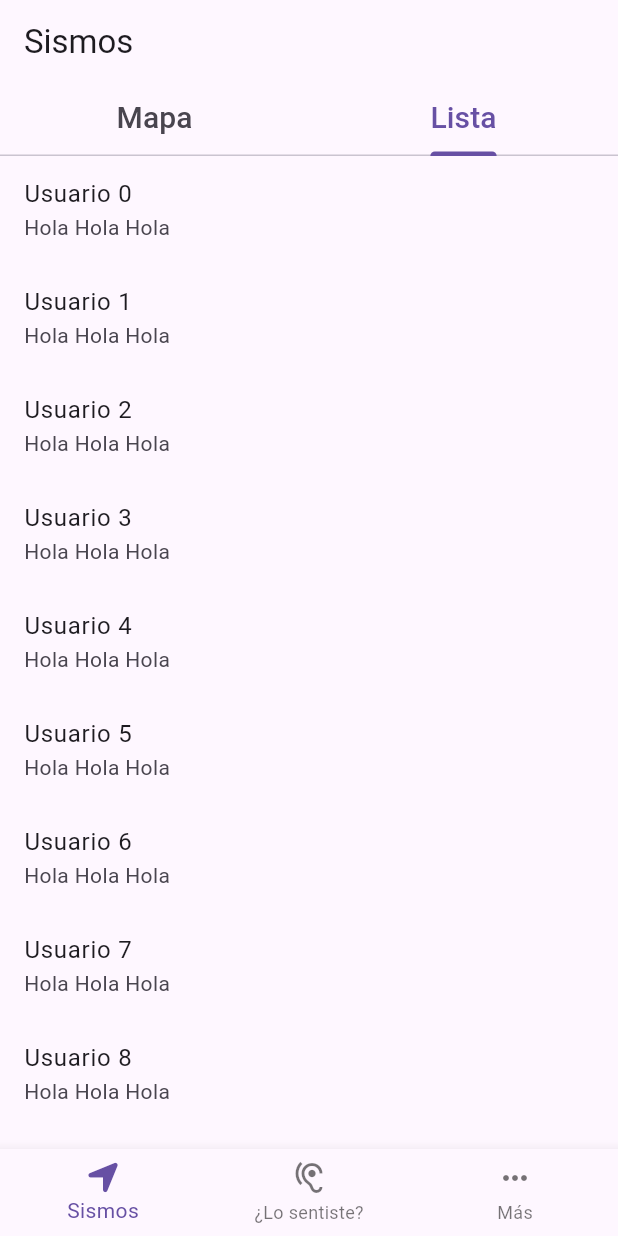
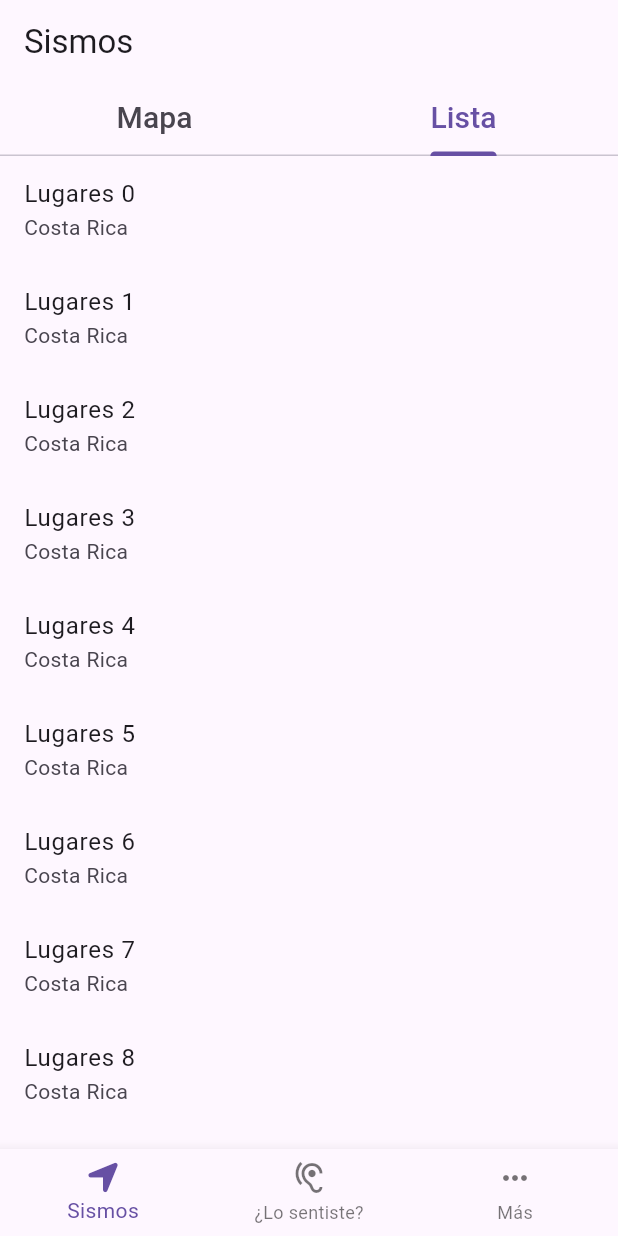
Before and after one commit to jordanlaguna/laboratorio_2, a Flutter app: the screen it shows after launch, tab 2 chosen, on a phone screen of 412 x 824 dp. Run offline on Flutter 3.47's test engine with Material 3 defaults, Android fonts, the phone set to English and light mode, and no system bars; our stand-ins replace font_awesome_flutter.

Commit message:
correction in the list

```diff
--- a/lib/main.dart
+++ b/lib/main.dart
@@ -145,8 +145,8 @@ class _MyHomePageState extends State<MyHomePage>
       itemCount: 10,
       itemBuilder: (context, index) {
         return ListTile(
-          title: Text('Usuario $index'),
-          subtitle: const Text('Hola Hola Hola'),
+          title: Text('Lugares $index'),
+          subtitle: const Text('Costa Rica'),
         );
       },
     );
```
